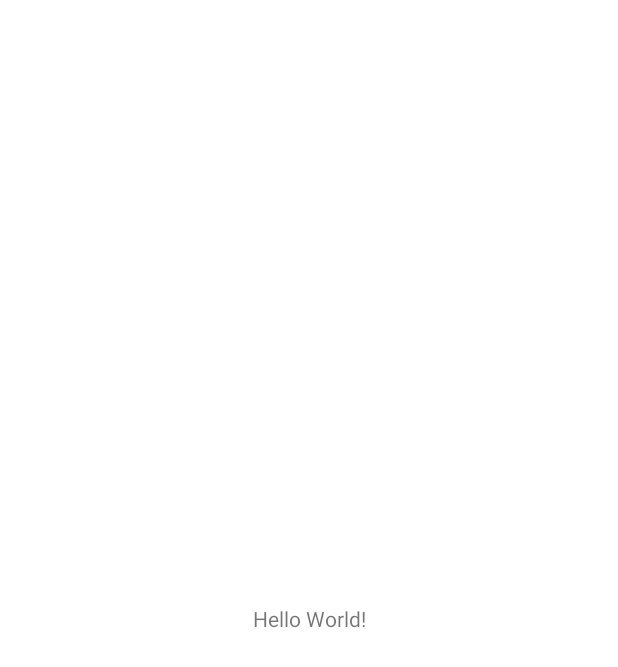
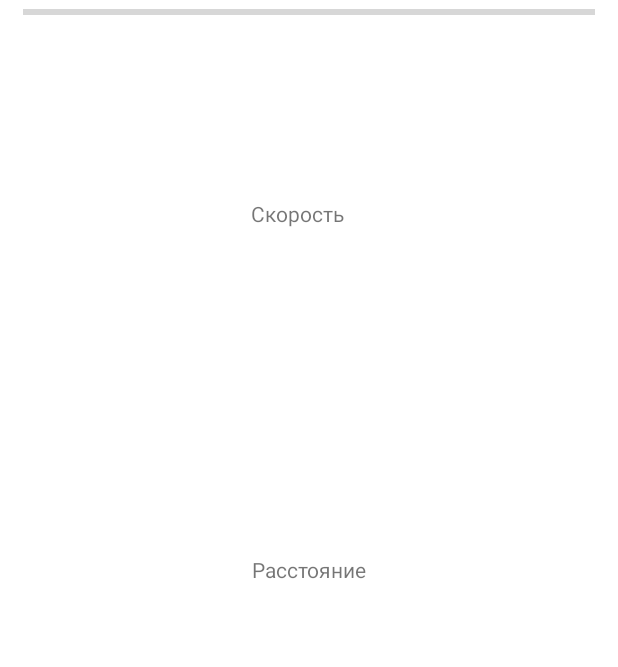
Before and after one commit to dizpatcher/GeoMonitor, an Android app: the screen it shows after launch (MainActivity), on a phone screen of 412 x 824 dp. Before the commit the part shown is almost empty. Shown: the top 667 px of the screen. Run offline under Robolectric (Android 15) with nearby library versions, the phone set to English and light mode, and no system bars.

Commit message:
alert dialog and progress bar

```diff
--- a/app/src/main/java/com/example/geomonitor/MainActivity.java
+++ b/app/src/main/java/com/example/geomonitor/MainActivity.java
@@ -1,16 +1,24 @@
 package com.example.geomonitor;
 
 import androidx.annotation.NonNull;
+import androidx.appcompat.app.AlertDialog;
 import androidx.appcompat.app.AppCompatActivity;
+import androidx.constraintlayout.widget.ConstraintLayout;
 import androidx.core.app.ActivityCompat;
 
 import android.Manifest;
 import android.content.Context;
+import android.content.DialogInterface;
 import android.content.pm.PackageManager;
+import android.graphics.Matrix;
 import android.location.Location;
 import android.location.LocationManager;
 import android.os.Build;
 import android.os.Bundle;
+import android.view.View;
+import android.widget.EditText;
+import android.widget.ProgressBar;
+import android.widget.TextView;
 import android.widget.Toast;
 
 public class MainActivity extends AppCompatActivity implements LocListenerInterface {
@@ -20,18 +28,51 @@ public class MainActivity extends AppCompatActivity implements LocListenerInterf
     private Location lastLocation;
     private int distance;
 
+    private TextView tvDistance;
+    private TextView tvVelocity;
+    private ProgressBar progressBar;
+
     @Override
     protected void onCreate(Bundle savedInstanceState) {
         super.onCreate(savedInstanceState);
         setContentView(R.layout.activity_main);
         initLocServices();
+
+        tvDistance = findViewById(R.id.tvDistance);
+        tvVelocity = findViewById(R.id.tvVelocity);
+        progressBar = findViewById(R.id.progressBar);
+        progressBar.setMax(10000);
     }
 
     private void initLocServices() {
         locationManager = (LocationManager) getSystemService(Context.LOCATION_SERVICE);
         myLocListener = new MyLocListener();
-        myLocListener.setLocListenerInterface(this );
+        myLocListener.setLocListenerInterface(this);
         checkPermissions();
+    }
+
+    private void showDialog() {
+        AlertDialog.Builder adBuilder = new AlertDialog.Builder(this);
+        adBuilder.setTitle(R.string.dialog_title);
+        ConstraintLayout cl = (ConstraintLayout) getLayoutInflater().inflate(R.layout.dialog, null);
+        adBuilder.setPositiveButton(R.string.dialog_button, new DialogInterface.OnClickListener() {
+            @Override
+            public void onClick(DialogInterface dialogInterface, int i) {
+                AlertDialog ad = (AlertDialog) dialogInterface;
+                EditText ed = ad.findViewById(R.id.ptReqDist);
+                if (ed != null && ed.getText().toString().equals("")) {
+                    progressBar.setMax(Integer.parseInt(ed.getText().toString()));
+                }
+
+            }
+        });
+        adBuilder.setView(cl);
+        adBuilder.show();
+
+    }
+
+    public void onClickDistance(View view) {
+        showDialog();
     }
 
     @Override
@@ -66,5 +107,8 @@ public class MainActivity extends AppCompatActivity implements LocListenerInterf
             distance += lastLocation.distanceTo(location);
         }
         lastLocation = location;
+        tvDistance.setText(String.valueOf((distance)));
+        tvVelocity.setText(String.valueOf(location.getSpeed()));
+
     }
 }
--- a/app/src/main/res/layout/activity_main.xml
+++ b/app/src/main/res/layout/activity_main.xml
@@ -7,12 +7,37 @@
     tools:context=".MainActivity">
 
     <TextView
+        android:id="@+id/tvDistance"
         android:layout_width="wrap_content"
         android:layout_height="wrap_content"
-        android:text="Hello World!"
+        android:onClick="onClickDistance"
+        android:text="Расстояние"
         app:layout_constraintBottom_toBottomOf="parent"
         app:layout_constraintLeft_toLeftOf="parent"
         app:layout_constraintRight_toRightOf="parent"
-        app:layout_constraintTop_toTopOf="parent" />
+        app:layout_constraintTop_toTopOf="parent"
+        app:layout_constraintVertical_bias="0.46" />
+
+    <TextView
+        android:id="@+id/tvVelocity"
+        android:layout_width="wrap_content"
+        android:layout_height="wrap_content"
+        android:text="Скорость"
+        app:layout_constraintBottom_toBottomOf="parent"
+        app:layout_constraintHorizontal_bias="0.478"
+        app:layout_constraintLeft_toLeftOf="parent"
+        app:layout_constraintRight_toRightOf="parent"
+        app:layout_constraintTop_toTopOf="parent"
+        app:layout_constraintVertical_bias="0.165" />
+
+    <ProgressBar
+        android:id="@+id/progressBar"
+        style="?android:attr/progressBarStyleHorizontal"
+        android:layout_width="match_parent"
+        android:layout_height="wrap_content"
+        android:layout_marginStart="15dp"
+        android:layout_marginEnd="15dp"
+        app:layout_constraintStart_toStartOf="parent"
+        tools:layout_editor_absoluteY="504dp" />
 
 </androidx.constraintlayout.widget.ConstraintLayout>
--- a/app/src/main/res/values/strings.xml
+++ b/app/src/main/res/values/strings.xml
@@ -1,3 +1,5 @@
 <resources>
     <string name="app_name">GeoMonitor</string>
+    <string name="dialog_title">Ввод цели</string>
+    <string name="dialog_button">Готово</string>
 </resources>
```
Also changed, not shown: app/src/main/res/layout/dialog.xml (added, +19 -0 lines).
